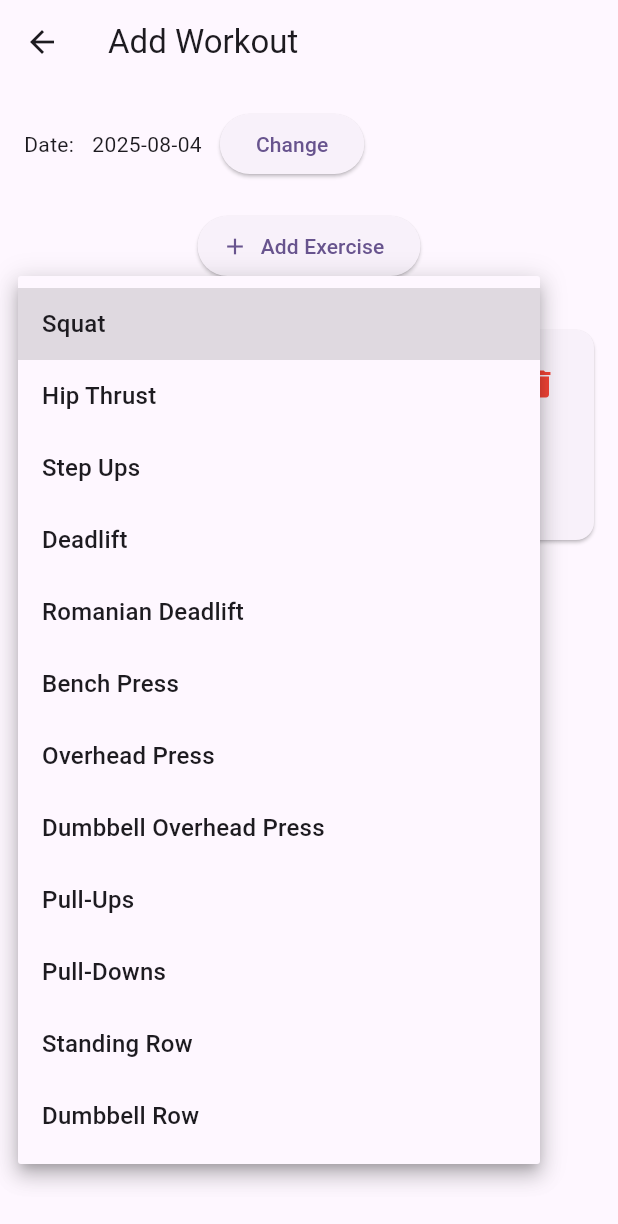
After one commit to JoeSappington/ironclad, a Flutter app: the AddWorkoutPage screen opened directly, after a tap on "Add Exercise", after a tap on "Select Exercise", on a phone screen of 412 x 824 dp. The commit adds this screen. Shown: the top 1224 px of the screen. Run offline on Flutter 3.47's test engine with Material 3 defaults, Android fonts, the phone set to English and light mode, and no system bars; our stand-ins replace shared_preferences; accounts and stored records are empty.

Commit message:
Adding and removing workouts from history

```diff
--- /dev/null
+++ b/ironclad/lib/pages/add_workout_page.dart
@@ -0,0 +1,264 @@
+import 'package:flutter/material.dart';
+import 'package:shared_preferences/shared_preferences.dart';
+import 'dart:convert';
+import 'package:intl/intl.dart';
+
+class AddWorkoutPage extends StatefulWidget {
+  const AddWorkoutPage({super.key});
+
+  @override
+  State<AddWorkoutPage> createState() => _AddWorkoutPageState();
+}
+
+class _AddWorkoutPageState extends State<AddWorkoutPage> {
+  DateTime selectedDate = DateTime.now();
+  final List<String> exerciseOptions = [
+    'Squat',
+    'Hip Thrust',
+    'Step Ups',
+    'Deadlift',
+    'Romanian Deadlift',
+    'Bench Press',
+    'Overhead Press',
+    'Dumbbell Overhead Press',
+    'Pull-Ups',
+    'Pull-Downs',
+    'Standing Row',
+    'Dumbbell Row',
+  ];
+
+  final List<ManualExerciseEntry> exercises = [];
+
+  void _addExercise() {
+    setState(() {
+      exercises.add(ManualExerciseEntry());
+    });
+  }
+
+  void _removeExercise(int index) {
+    setState(() {
+      exercises[index].dispose();
+      exercises.removeAt(index);
+    });
+  }
+
+  void _saveWorkout() async {
+    if (exercises.any((e) => e.selectedExercise == null || e.sets.isEmpty)) {
+      ScaffoldMessenger.of(context).showSnackBar(
+        const SnackBar(content: Text('Each exercise must have a name and at least one set')),
+      );
+      return;
+    }
+
+    final formattedDate = DateFormat('yyyy-MM-dd').format(selectedDate);
+
+    final workout = {
+      'date': formattedDate,
+      'exercises': exercises.map((e) => {
+            'name': e.selectedExercise,
+            'sets': e.sets.map((s) => {
+                  'weight': s.weightController.text,
+                  'reps': s.repsController.text,
+                }).toList(),
+          }).toList(),
+    };
+
+    final prefs = await SharedPreferences.getInstance();
+    final existing = prefs.getStringList('workoutLogs') ?? [];
+
+    existing.insert(0, json.encode(workout));
+    await prefs.setStringList('workoutLogs', existing.take(50).toList());
+
+    Navigator.pop(context, true);
+  }
+
+  Future<void> _selectDate() async {
+    final picked = await showDatePicker(
+      context: context,
+      initialDate: selectedDate,
+      firstDate: DateTime(2020),
+      lastDate: DateTime.now(),
+    );
+    if (picked != null && picked != selectedDate) {
+      setState(() {
+        selectedDate = picked;
+      });
+    }
+  }
+
+  @override
+  void dispose() {
+    for (final e in exercises) {
+      e.dispose();
+    }
+    super.dispose();
+  }
+
+  @override
+  Widget build(BuildContext context) {
+    return Scaffold(
+      appBar: AppBar(title: const Text('Add Workout')),
+      body: SingleChildScrollView(
+        padding: const EdgeInsets.all(16),
+        child: Column(
+          children: [
+            Row(
+              children: [
+                const Text('Date:'),
+                const SizedBox(width: 12),
+                Text(DateFormat('yyyy-MM-dd').format(selectedDate)),
+                const SizedBox(width: 12),
+                ElevatedButton(
+                  onPressed: _selectDate,
+                  child: const Text('Change'),
+                ),
+              ],
+            ),
+            const SizedBox(height: 20),
+            ElevatedButton.icon(
+              onPressed: _addExercise,
+              icon: const Icon(Icons.add),
+              label: const Text('Add Exercise'),
+            ),
+            const SizedBox(height: 20),
+            ...exercises.asMap().entries.map((entry) {
+              final index = entry.key;
+              final exercise = entry.value;
+
+              return Card(
+                margin: const EdgeInsets.symmetric(vertical: 12),
+                child: Padding(
+                  padding: const EdgeInsets.all(12),
+                  child: Column(
+                    children: [
+                      Row(
+                        children: [
+                          Expanded(
+                            child: DropdownButtonFormField<String>(
+                              value: exercise.selectedExercise,
+                              hint: const Text('Select Exercise'),
+                              onChanged: (value) {
+                                setState(() {
+                                  exercise.selectedExercise = value;
+                                });
+                              },
+                              items: exerciseOptions.map((e) {
+                                return DropdownMenuItem(
+                                  value: e,
+                                  child: Text(e),
+                                );
+                              }).toList(),
+                            ),
+                          ),
+                          IconButton(
+                            onPressed: () => _removeExercise(index),
+                            icon: const Icon(Icons.delete, color: Colors.red),
+                            tooltip: 'Remove Exercise',
+                          ),
+                        ],
+                      ),
+                      const SizedBox(height: 12),
+                      ...exercise.sets.asMap().entries.map((setEntry) {
+                        final setIndex = setEntry.key;
+                        final set = setEntry.value;
+                        return Padding(
+                          padding: const EdgeInsets.symmetric(vertical: 6),
+                          child: Row(
+                            crossAxisAlignment: CrossAxisAlignment.start,
+                            children: [
+                              Text('Set ${setIndex + 1}',
+                                  style: const TextStyle(fontWeight: FontWeight.bold)),
+                              const SizedBox(width: 12),
+                              Expanded(
+                                child: TextField(
+                                  controller: set.weightController,
+                                  keyboardType: TextInputType.number,
+                                  decoration: const InputDecoration(
+                                    labelText: 'Weight',
+                                    isDense: true,
+                                    border: OutlineInputBorder(),
+                                  ),
+                                ),
+                              ),
+                              const SizedBox(width: 12),
+                              Expanded(
+                                child: TextField(
+                                  controller: set.repsController,
+                                  keyboardType: TextInputType.number,
+                                  decoration: const InputDecoration(
+                                    labelText: 'Reps',
+                                    isDense: true,
+                                    border: OutlineInputBorder(),
+                                  ),
+                                ),
+                              ),
+                              IconButton(
+                                onPressed: () {
+                                  setState(() {
+                                    exercise.removeSet(setIndex);
+                                  });
+                                },
+                                icon: const Icon(Icons.delete, color: Colors.red),
+                                tooltip: 'Remove Set',
+                              ),
+                            ],
+                          ),
+                        );
+                      }),
+                      const SizedBox(height: 8),
+                      ElevatedButton.icon(
+                        onPressed: () {
+                          setState(() {
+                            exercise.addSet();
+                          });
+                        },
+                        icon: const Icon(Icons.add),
+                        label: const Text('Add Set'),
+                      ),
+                    ],
+                  ),
+                ),
+              );
+            }),
+            const SizedBox(height: 30),
+            ElevatedButton(
+              onPressed: exercises.isEmpty ? null : _saveWorkout,
+              child: const Text('Save Workout'),
+            ),
+          ],
+        ),
+      ),
+    );
+  }
+}
+
+// Helper classes
+class ManualExerciseEntry {
+  String? selectedExercise;
+  final List<ExerciseSet> sets = [];
+
+  void addSet() {
+    sets.add(ExerciseSet());
+  }
+
+  void removeSet(int index) {
+    sets[index].dispose();
+    sets.removeAt(index);
+  }
+
+  void dispose() {
+    for (final set in sets) {
+      set.dispose();
+    }
+  }
+}
+
+class ExerciseSet {
+  final TextEditingController weightController = TextEditingController();
+  final TextEditingController repsController = TextEditingController();
+
+  void dispose() {
+    weightController.dispose();
+    repsController.dispose();
+  }
+}
```
Also changed, not shown: ironclad/lib/pages/tracker_page.dart (+60 -57 lines), ironclad/lib/pages/workout_history_page.dart (+59 -6 lines).
